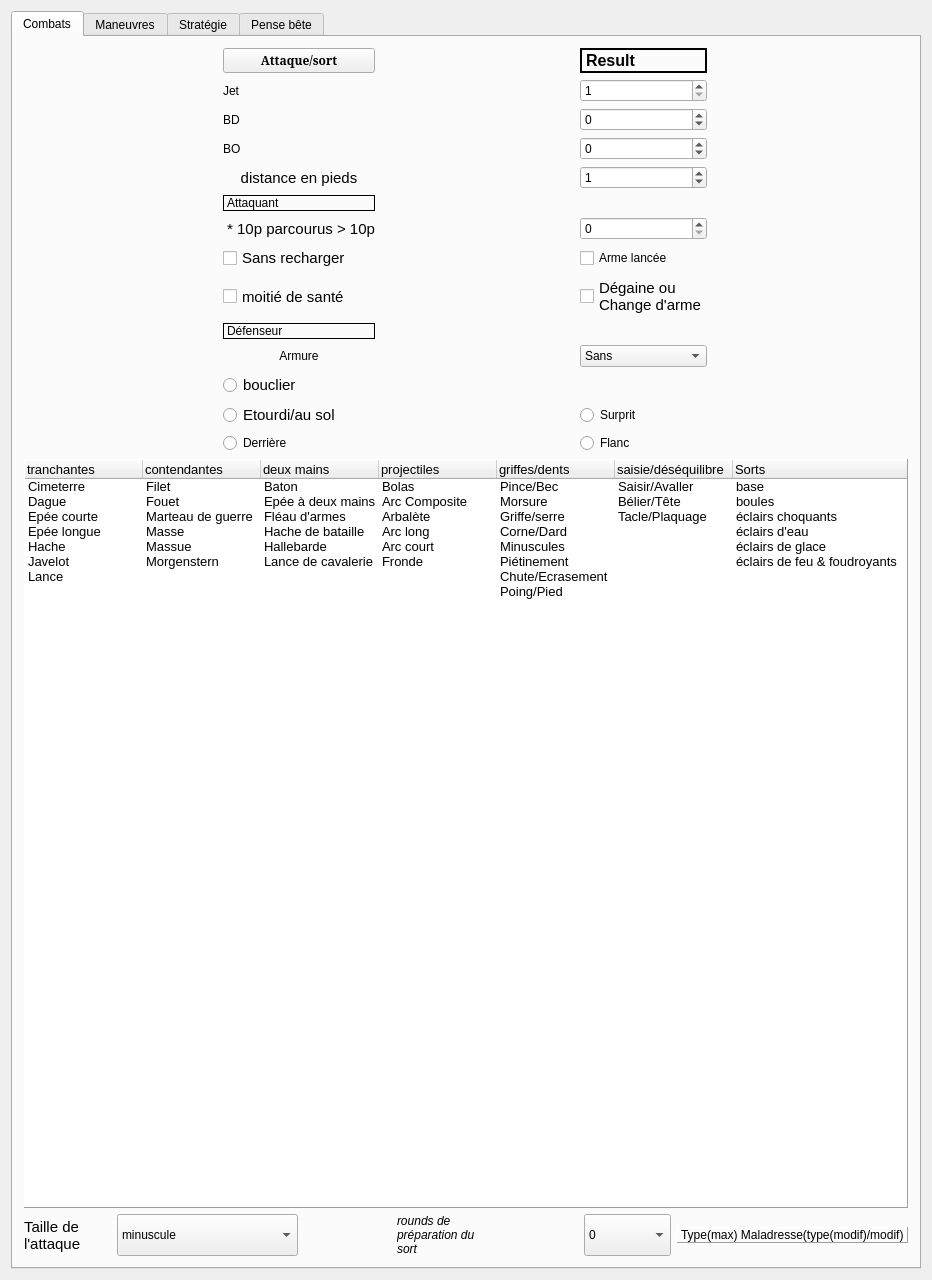
e2002e/JRTM-MERP, file mainwindow.ui: the form before one commit.
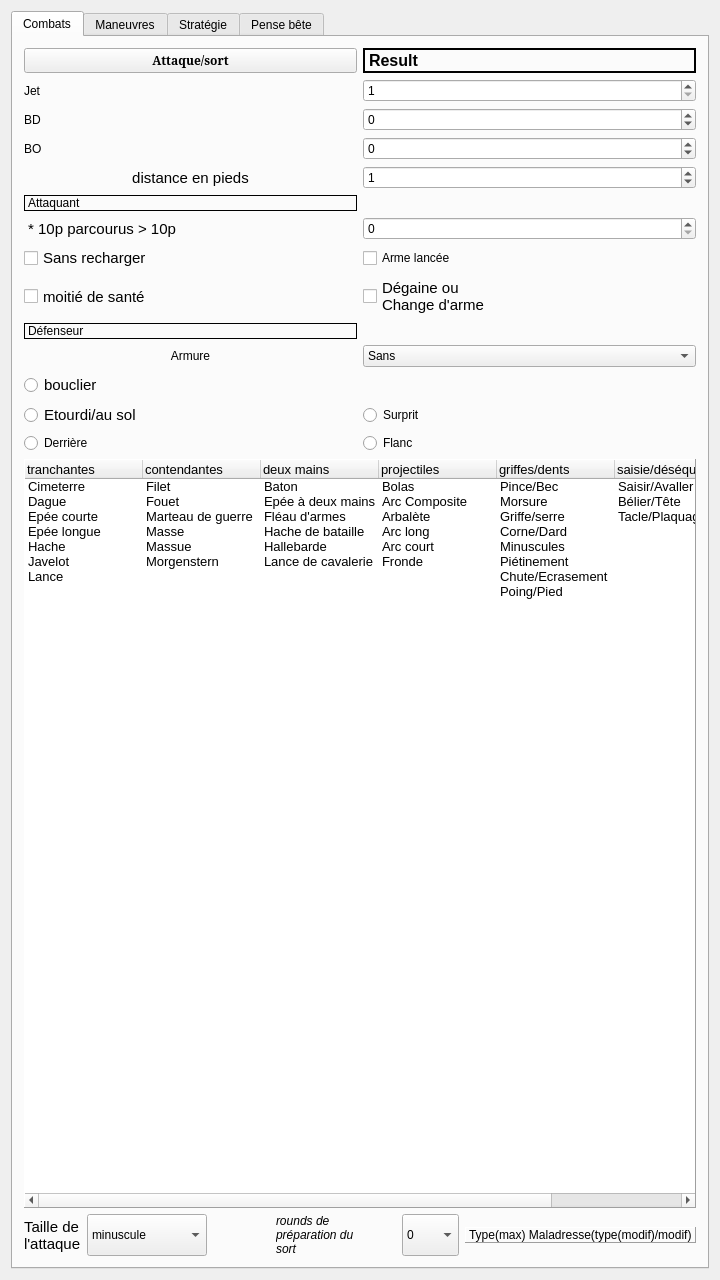
The form after the commit.

```diff
--- a/mainwindow.ui
+++ b/mainwindow.ui
@@ -11,7 +11,7 @@
    </rect>
   </property>
   <property name="sizePolicy">
-   <sizepolicy hsizetype="Fixed" vsizetype="Fixed">
+   <sizepolicy hsizetype="Preferred" vsizetype="Preferred">
     <horstretch>0</horstretch>
     <verstretch>0</verstretch>
    </sizepolicy>
@@ -36,7 +36,7 @@
     <bool>true</bool>
    </property>
    <property name="sizePolicy">
-    <sizepolicy hsizetype="Fixed" vsizetype="Fixed">
+    <sizepolicy hsizetype="Preferred" vsizetype="Preferred">
      <horstretch>0</horstretch>
      <verstretch>0</verstretch>
     </sizepolicy>
@@ -585,7 +585,7 @@
           <item row="13" column="0">
            <widget class="QRadioButton" name="radioButton_3">
             <property name="sizePolicy">
-             <sizepolicy hsizetype="Fixed" vsizetype="Preferred">
+             <sizepolicy hsizetype="Preferred" vsizetype="Preferred">
               <horstretch>0</horstretch>
               <verstretch>0</verstretch>
              </sizepolicy>
@@ -601,7 +601,7 @@
           <item row="13" column="1">
            <widget class="QRadioButton" name="radioButton_2">
             <property name="sizePolicy">
-             <sizepolicy hsizetype="Fixed" vsizetype="Preferred">
+             <sizepolicy hsizetype="Preferred" vsizetype="Preferred">
               <horstretch>0</horstretch>
               <verstretch>0</verstretch>
              </sizepolicy>
```
